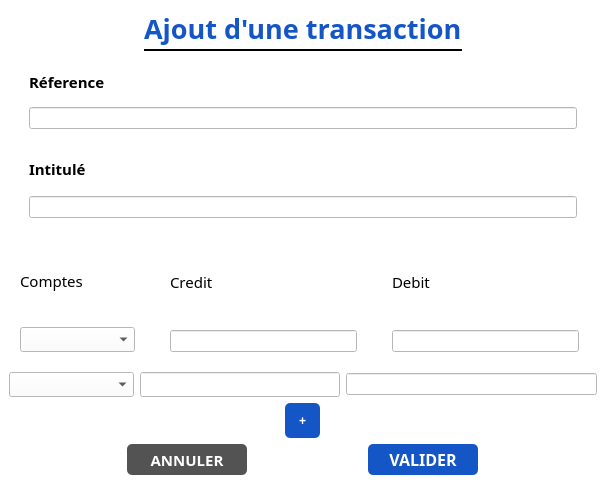
BiteKirby3/Treasurer, file treasurer/ajoutertransactionmodal.ui: the form before one commit.
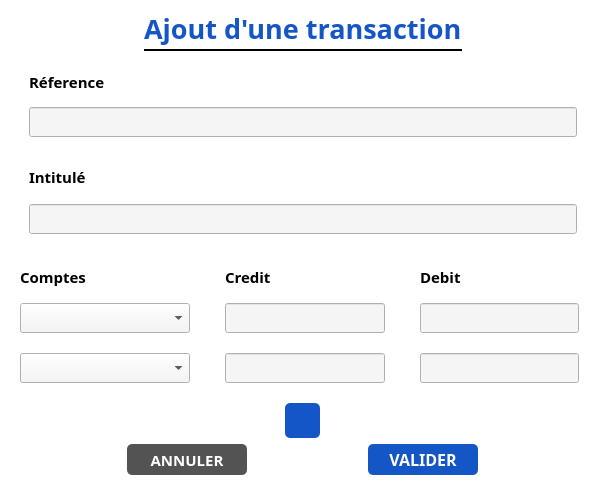
The form after the commit. Icons and pictures are not drawn.

```diff
--- a/treasurer/ajoutertransactionmodal.ui
+++ b/treasurer/ajoutertransactionmodal.ui
@@ -43,6 +43,14 @@
           <height>35</height>
          </size>
         </property>
+        <property name="font">
+         <font>
+          <family>Raleway</family>
+          <pointsize>15</pointsize>
+          <weight>75</weight>
+          <bold>true</bold>
+         </font>
+        </property>
         <property name="styleSheet">
          <string notr="true">QPushButton{
 background : #1556C7;
@@ -53,11 +61,24 @@
 }</string>
         </property>
         <property name="text">
-         <string>+</string>
+         <string/>
+        </property>
+        <property name="icon">
+         <iconset>
+          <normaloff>../ressources/plus.svg</normaloff>../ressources/plus.svg</iconset>
+        </property>
+        <property name="iconSize">
+         <size>
+          <width>25</width>
+          <height>35</height>
+         </size>
         </property>
         <property name="autoDefault">
          <bool>false</bool>
         </property>
+        <property name="flat">
+         <bool>false</bool>
+        </property>
        </widget>
       </item>
      </layout>
@@ -109,7 +130,29 @@
          </widget>
         </item>
         <item>
-         <widget class="QLineEdit" name="reference"/>
+         <widget class="QLineEdit" name="reference">
+          <property name="minimumSize">
+           <size>
+            <width>0</width>
+            <height>30</height>
+           </size>
+          </property>
+          <property name="maximumSize">
+           <size>
+            <width>16777215</width>
+            <height>30</height>
+           </size>
+          </property>
+          <property name="font">
+           <font>
+            <family>Raleway</family>
+            <pointsize>11</pointsize>
+           </font>
+          </property>
+          <property name="styleSheet">
+           <string notr="true">background: #f5f5f5;</string>
+          </property>
+         </widget>
         </item>
        </layout>
       </item>
@@ -165,7 +208,29 @@
          </widget>
         </item>
         <item>
-         <widget class="QLineEdit" name="intitule"/>
+         <widget class="QLineEdit" name="intitule">
+          <property name="minimumSize">
+           <size>
+            <width>0</width>
+            <height>30</height>
+           </size>
+          </property>
+          <property name="maximumSize">
+           <size>
+            <width>16777215</width>
+            <height>30</height>
+           </size>
+          </property>
+          <property name="font">
+           <font>
+            <family>Raleway</family>
+            <pointsize>11</pointsize>
+           </font>
+          </property>
+          <property name="styleSheet">
+           <string notr="true">background: #f5f5f5;</string>
+          </property>
+         </widget>
         </item>
        </layout>
       </item>
@@ -175,52 +240,126 @@
      <layout class="QHBoxLayout" name="triplet">
       <item>
        <layout class="QVBoxLayout" name="verticalLayout_12">
+        <property name="spacing">
+         <number>0</number>
+        </property>
+        <property name="leftMargin">
+         <number>11</number>
+        </property>
+        <property name="rightMargin">
+         <number>18</number>
+        </property>
+        <property name="bottomMargin">
+         <number>14</number>
+        </property>
         <item>
          <widget class="QComboBox" name="compte2">
           <property name="minimumSize">
            <size>
-            <width>125</width>
-            <height>25</height>
+            <width>170</width>
+            <height>30</height>
            </size>
           </property>
           <property name="maximumSize">
            <size>
-            <width>125</width>
-            <height>25</height>
+            <width>115</width>
+            <height>30</height>
            </size>
           </property>
+          <property name="font">
+           <font>
+            <family>Raleway</family>
+            <pointsize>11</pointsize>
+           </font>
+          </property>
+          <property name="styleSheet">
+           <string notr="true">background: #f5f5f5;</string>
+          </property>
          </widget>
         </item>
        </layout>
       </item>
       <item>
        <layout class="QVBoxLayout" name="verticalLayout_13">
+        <property name="spacing">
+         <number>0</number>
+        </property>
+        <property name="leftMargin">
+         <number>11</number>
+        </property>
+        <property name="rightMargin">
+         <number>18</number>
+        </property>
+        <property name="bottomMargin">
+         <number>14</number>
+        </property>
         <item>
          <widget class="QLineEdit" name="credit2">
           <property name="minimumSize">
            <size>
-            <width>200</width>
-            <height>25</height>
+            <width>0</width>
+            <height>30</height>
            </size>
           </property>
           <property name="maximumSize">
            <size>
-            <width>200</width>
-            <height>25</height>
+            <width>16777215</width>
+            <height>30</height>
            </size>
           </property>
+          <property name="font">
+           <font>
+            <family>Raleway</family>
+            <pointsize>11</pointsize>
+           </font>
+          </property>
           <property name="layoutDirection">
            <enum>Qt::LeftToRight</enum>
           </property>
+          <property name="styleSheet">
+           <string notr="true">background: #f5f5f5;</string>
+          </property>
          </widget>
         </item>
        </layout>
       </item>
       <item>
-       <widget class="QLineEdit" name="debit2"/>
-      </item>
-      <item>
-       <layout class="QVBoxLayout" name="verticalLayout_14"/>
+       <layout class="QVBoxLayout" name="verticalLayout_14">
+        <property name="leftMargin">
+         <number>11</number>
+        </property>
+        <property name="rightMargin">
+         <number>18</number>
+        </property>
+        <property name="bottomMargin">
+         <number>14</number>
+        </property>
+        <item>
+         <widget class="QLineEdit" name="debit2">
+          <property name="minimumSize">
+           <size>
+            <width>0</width>
+            <height>30</height>
+           </size>
+          </property>
+          <property name="maximumSize">
+           <size>
+            <width>16777215</width>
+            <height>30</height>
+           </size>
+          </property>
+          <property name="font">
+           <font>
+            <family>Raleway</family>
+            <pointsize>11</pointsize>
+           </font>
+          </property>
+          <property name="styleSheet">
+           <string notr="true">background: #f5f5f5;</string>
+          </property>
+         </widget>
+        </item>
+       </layout>
       </item>
      </layout>
     </item>
@@ -341,10 +480,18 @@
         </property>
         <item>
          <widget class="QLabel" name="label">
+          <property name="minimumSize">
+           <size>
+            <width>0</width>
+            <height>50</height>
+           </size>
+          </property>
           <property name="font">
            <font>
-            <family>Rockwell</family>
+            <family>Raleway</family>
             <pointsize>11</pointsize>
+            <weight>75</weight>
+            <bold>true</bold>
            </font>
           </property>
           <property name="text">
@@ -356,16 +503,25 @@
          <widget class="QComboBox" name="compte1">
           <property name="minimumSize">
            <size>
-            <width>115</width>
-            <height>25</height>
+            <width>170</width>
+            <height>30</height>
            </size>
           </property>
           <property name="maximumSize">
            <size>
-            <width>100</width>
-            <height>25</height>
+            <width>115</width>
+            <height>30</height>
            </size>
           </property>
+          <property name="font">
+           <font>
+            <family>Raleway</family>
+            <pointsize>11</pointsize>
+           </font>
+          </property>
+          <property name="styleSheet">
+           <string notr="true">background: #f5f5f5;</string>
+          </property>
          </widget>
         </item>
        </layout>
@@ -388,8 +544,10 @@
          <widget class="QLabel" name="label_4">
           <property name="font">
            <font>
-            <family>Rockwell</family>
+            <family>Raleway</family>
             <pointsize>11</pointsize>
+            <weight>75</weight>
+            <bold>true</bold>
            </font>
           </property>
           <property name="text">
@@ -398,7 +556,23 @@
          </widget>
         </item>
         <item>
-         <widget class="QLineEdit" name="credit1"/>
+         <widget class="QLineEdit" name="credit1">
+          <property name="minimumSize">
+           <size>
+            <width>0</width>
+            <height>30</height>
+           </size>
+          </property>
+          <property name="font">
+           <font>
+            <family>Raleway</family>
+            <pointsize>11</pointsize>
+           </font>
+          </property>
+          <property name="styleSheet">
+           <string notr="true">background: #f5f5f5;</string>
+          </property>
+         </widget>
         </item>
        </layout>
       </item>
@@ -420,8 +594,10 @@
          <widget class="QLabel" name="label_2">
           <property name="font">
            <font>
-            <family>Rockwell</family>
+            <family>Raleway</family>
             <pointsize>11</pointsize>
+            <weight>75</weight>
+            <bold>true</bold>
            </font>
           </property>
           <property name="text">
@@ -430,7 +606,23 @@
          </widget>
         </item>
         <item>
-         <widget class="QLineEdit" name="debit1"/>
+         <widget class="QLineEdit" name="debit1">
+          <property name="minimumSize">
+           <size>
+            <width>0</width>
+            <height>30</height>
+           </size>
+          </property>
+          <property name="font">
+           <font>
+            <family>Raleway</family>
+            <pointsize>11</pointsize>
+           </font>
+          </property>
+          <property name="styleSheet">
+           <string notr="true">background: #f5f5f5;</string>
+          </property>
+         </widget>
         </item>
        </layout>
       </item>
```
